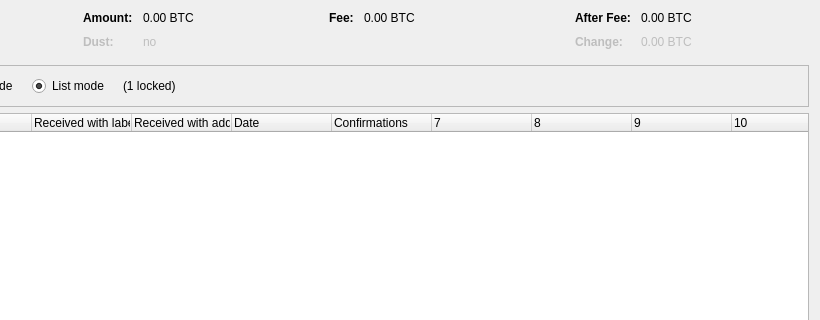
The window that src/qt/forms/coincontroldialog.ui (annurdien/Slemanium) describes before a commit, drawn with Qt 5; both pictures show x 180 to 1000 and y 0 to 320 of the 1000 by 500 pixel window.
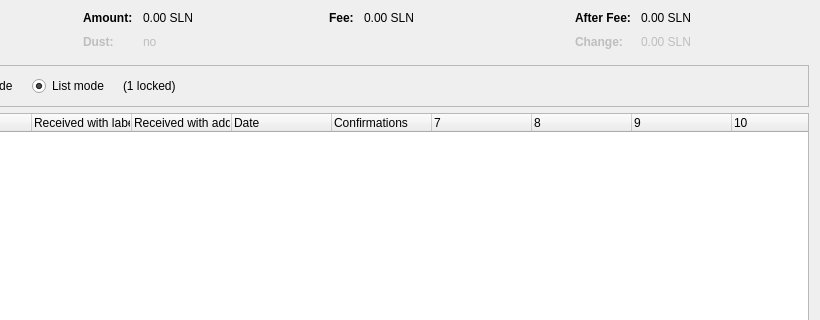
The same window after the commit. Custom widgets are drawn as their Qt base class.

Diff of the .ui file:
```diff
--- a/src/qt/forms/coincontroldialog.ui
+++ b/src/qt/forms/coincontroldialog.ui
@@ -132,7 +132,7 @@
           <enum>Qt::ActionsContextMenu</enum>
          </property>
          <property name="text">
-          <string notr="true">0.00 BTC</string>
+          <string notr="true">0.00 SLN</string>
          </property>
          <property name="textInteractionFlags">
           <set>Qt::LinksAccessibleByMouse|Qt::TextSelectableByKeyboard|Qt::TextSelectableByMouse</set>
@@ -212,7 +212,7 @@
           <enum>Qt::ActionsContextMenu</enum>
          </property>
          <property name="text">
-          <string notr="true">0.00 BTC</string>
+          <string notr="true">0.00 SLN</string>
          </property>
          <property name="textInteractionFlags">
           <set>Qt::LinksAccessibleByMouse|Qt::TextSelectableByKeyboard|Qt::TextSelectableByMouse</set>
@@ -257,7 +257,7 @@
           <enum>Qt::ActionsContextMenu</enum>
          </property>
          <property name="text">
-          <string notr="true">0.00 BTC</string>
+          <string notr="true">0.00 SLN</string>
          </property>
          <property name="textInteractionFlags">
           <set>Qt::LinksAccessibleByMouse|Qt::TextSelectableByKeyboard|Qt::TextSelectableByMouse</set>
@@ -292,7 +292,7 @@
           <enum>Qt::ActionsContextMenu</enum>
          </property>
          <property name="text">
-          <string notr="true">0.00 BTC</string>
+          <string notr="true">0.00 SLN</string>
          </property>
          <property name="textInteractionFlags">
           <set>Qt::LinksAccessibleByMouse|Qt::TextSelectableByKeyboard|Qt::TextSelectableByMouse</set>
```
